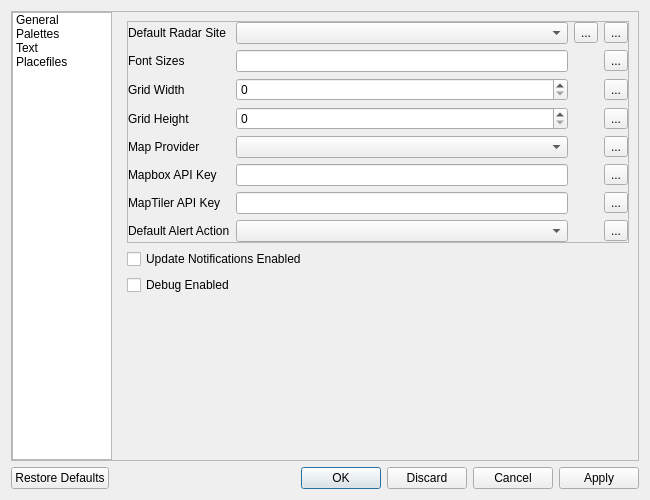
Qt form scwx-qt/source/scwx/qt/ui/settings_dialog.ui (dpaulat/supercell-wx) before a commit.
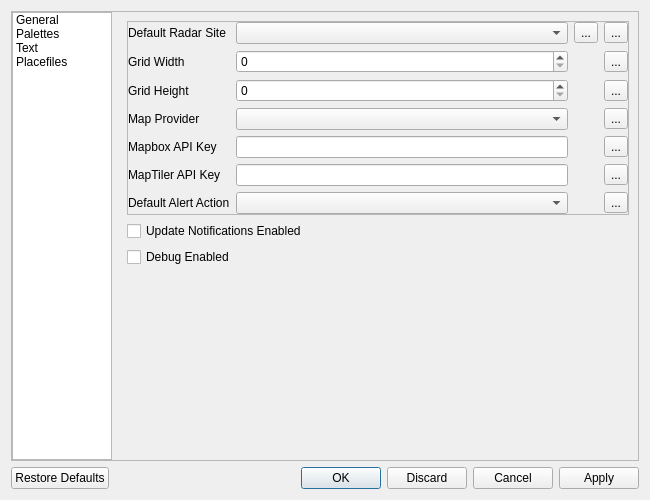
The same form after that commit. The open tabs and pages were chosen to show the change. Icons and pictures are not drawn.

Commit message: Removing some unused ImGui font code

```diff
--- a/scwx-qt/source/scwx/qt/ui/settings_dialog.ui
+++ b/scwx-qt/source/scwx/qt/ui/settings_dialog.ui
@@ -102,7 +102,7 @@
          </sizepolicy>
         </property>
         <property name="currentIndex">
-         <number>2</number>
+         <number>0</number>
         </property>
         <widget class="QWidget" name="general">
          <layout class="QVBoxLayout" name="verticalLayout_2">
@@ -127,27 +127,7 @@
              <property name="bottomMargin">
               <number>0</number>
              </property>
-             <item row="5" column="2">
-              <widget class="QComboBox" name="mapProviderComboBox"/>
-             </item>
-             <item row="1" column="0">
-              <widget class="QLabel" name="label_5">
-               <property name="text">
-                <string>Font Sizes</string>
-               </property>
-              </widget>
-             </item>
-             <item row="0" column="2">
-              <widget class="QComboBox" name="radarSiteComboBox"/>
-             </item>
-             <item row="0" column="0">
-              <widget class="QLabel" name="label">
-               <property name="text">
-                <string>Default Radar Site</string>
-               </property>
-              </widget>
-             </item>
-             <item row="5" column="4">
+             <item row="4" column="4">
               <widget class="QToolButton" name="resetMapProviderButton">
                <property name="text">
                 <string>...</string>
@@ -158,128 +138,131 @@
                </property>
               </widget>
              </item>
-             <item row="1" column="2">
-              <widget class="QLineEdit" name="fontSizesLineEdit"/>
+             <item row="1" column="0">
+              <widget class="QLabel" name="label_2">
+               <property name="text">
+                <string>Grid Width</string>
+               </property>
+              </widget>
+             </item>
+             <item row="2" column="4">
+              <widget class="QToolButton" name="resetGridHeightButton">
+               <property name="text">
+                <string>...</string>
+               </property>
+               <property name="icon">
+                <iconset resource="../../../../scwx-qt.qrc">
+                 <normaloff>:/res/icons/font-awesome-6/rotate-left-solid.svg</normaloff>:/res/icons/font-awesome-6/rotate-left-solid.svg</iconset>
+               </property>
+              </widget>
+             </item>
+             <item row="0" column="4">
+              <widget class="QToolButton" name="resetRadarSiteButton">
+               <property name="text">
+                <string>...</string>
+               </property>
+               <property name="icon">
+                <iconset resource="../../../../scwx-qt.qrc">
+                 <normaloff>:/res/icons/font-awesome-6/rotate-left-solid.svg</normaloff>:/res/icons/font-awesome-6/rotate-left-solid.svg</iconset>
+               </property>
+              </widget>
              </item>
              <item row="6" column="0">
-              <widget class="QLabel" name="label_4">
-               <property name="text">
-                <string>Mapbox API Key</string>
-               </property>
-              </widget>
-             </item>
-             <item row="7" column="0">
               <widget class="QLabel" name="label_6">
                <property name="text">
                 <string>MapTiler API Key</string>
                </property>
               </widget>
              </item>
+             <item row="5" column="4">
+              <widget class="QToolButton" name="resetMapboxApiKeyButton">
+               <property name="text">
+                <string>...</string>
+               </property>
+               <property name="icon">
+                <iconset resource="../../../../scwx-qt.qrc">
+                 <normaloff>:/res/icons/font-awesome-6/rotate-left-solid.svg</normaloff>:/res/icons/font-awesome-6/rotate-left-solid.svg</iconset>
+               </property>
+              </widget>
+             </item>
              <item row="2" column="2">
-              <widget class="QSpinBox" name="gridWidthSpinBox"/>
-             </item>
-             <item row="7" column="4">
-              <widget class="QToolButton" name="resetMapTilerApiKeyButton">
-               <property name="text">
-                <string>...</string>
-               </property>
-               <property name="icon">
-                <iconset resource="../../../../scwx-qt.qrc">
-                 <normaloff>:/res/icons/font-awesome-6/rotate-left-solid.svg</normaloff>:/res/icons/font-awesome-6/rotate-left-solid.svg</iconset>
-               </property>
-              </widget>
-             </item>
-             <item row="0" column="3">
-              <widget class="QToolButton" name="radarSiteSelectButton">
-               <property name="text">
-                <string>...</string>
-               </property>
-              </widget>
-             </item>
-             <item row="3" column="4">
-              <widget class="QToolButton" name="resetGridHeightButton">
-               <property name="text">
-                <string>...</string>
-               </property>
-               <property name="icon">
-                <iconset resource="../../../../scwx-qt.qrc">
-                 <normaloff>:/res/icons/font-awesome-6/rotate-left-solid.svg</normaloff>:/res/icons/font-awesome-6/rotate-left-solid.svg</iconset>
-               </property>
-              </widget>
-             </item>
-             <item row="7" column="2">
-              <widget class="QLineEdit" name="mapTilerApiKeyLineEdit">
-               <property name="echoMode">
-                <enum>QLineEdit::Password</enum>
-               </property>
-              </widget>
-             </item>
-             <item row="3" column="2">
               <widget class="QSpinBox" name="gridHeightSpinBox"/>
              </item>
-             <item row="0" column="4">
-              <widget class="QToolButton" name="resetRadarSiteButton">
-               <property name="text">
-                <string>...</string>
-               </property>
-               <property name="icon">
-                <iconset resource="../../../../scwx-qt.qrc">
-                 <normaloff>:/res/icons/font-awesome-6/rotate-left-solid.svg</normaloff>:/res/icons/font-awesome-6/rotate-left-solid.svg</iconset>
-               </property>
-              </widget>
+             <item row="1" column="2">
+              <widget class="QSpinBox" name="gridWidthSpinBox"/>
              </item>
-             <item row="3" column="0">
+             <item row="2" column="0">
               <widget class="QLabel" name="label_3">
                <property name="text">
                 <string>Grid Height</string>
                </property>
               </widget>
              </item>
-             <item row="1" column="4">
-              <widget class="QToolButton" name="resetFontSizesButton">
+             <item row="0" column="0">
+              <widget class="QLabel" name="label">
                <property name="text">
-                <string>...</string>
-               </property>
-               <property name="icon">
-                <iconset resource="../../../../scwx-qt.qrc">
-                 <normaloff>:/res/icons/font-awesome-6/rotate-left-solid.svg</normaloff>:/res/icons/font-awesome-6/rotate-left-solid.svg</iconset>
+                <string>Default Radar Site</string>
                </property>
               </widget>
              </item>
              <item row="6" column="2">
+              <widget class="QLineEdit" name="mapTilerApiKeyLineEdit">
+               <property name="echoMode">
+                <enum>QLineEdit::Password</enum>
+               </property>
+              </widget>
+             </item>
+             <item row="5" column="2">
               <widget class="QLineEdit" name="mapboxApiKeyLineEdit">
                <property name="echoMode">
                 <enum>QLineEdit::Password</enum>
                </property>
               </widget>
              </item>
-             <item row="6" column="4">
-              <widget class="QToolButton" name="resetMapboxApiKeyButton">
+             <item row="7" column="0">
+              <widget class="QLabel" name="defaultAlertActionLabel">
                <property name="text">
-                <string>...</string>
-               </property>
-               <property name="icon">
-                <iconset resource="../../../../scwx-qt.qrc">
-                 <normaloff>:/res/icons/font-awesome-6/rotate-left-solid.svg</normaloff>:/res/icons/font-awesome-6/rotate-left-solid.svg</iconset>
-               </property>
-              </widget>
-             </item>
-             <item row="2" column="0">
-              <widget class="QLabel" name="label_2">
-               <property name="text">
-                <string>Grid Width</string>
+                <string>Default Alert Action</string>
                </property>
               </widget>
              </item>
              <item row="5" column="0">
+              <widget class="QLabel" name="label_4">
+               <property name="text">
+                <string>Mapbox API Key</string>
+               </property>
+              </widget>
+             </item>
+             <item row="7" column="4">
+              <widget class="QToolButton" name="resetDefaultAlertActionButton">
+               <property name="text">
+                <string>...</string>
+               </property>
+               <property name="icon">
+                <iconset resource="../../../../scwx-qt.qrc">
+                 <normaloff>:/res/icons/font-awesome-6/rotate-left-solid.svg</normaloff>:/res/icons/font-awesome-6/rotate-left-solid.svg</iconset>
+               </property>
+              </widget>
+             </item>
+             <item row="4" column="2">
+              <widget class="QComboBox" name="mapProviderComboBox"/>
+             </item>
+             <item row="0" column="3">
+              <widget class="QToolButton" name="radarSiteSelectButton">
+               <property name="text">
+                <string>...</string>
+               </property>
+              </widget>
+             </item>
+             <item row="4" column="0">
               <widget class="QLabel" name="label_7">
                <property name="text">
                 <string>Map Provider</string>
                </property>
               </widget>
              </item>
-             <item row="2" column="4">
-              <widget class="QToolButton" name="resetGridWidthButton">
+             <item row="6" column="4">
+              <widget class="QToolButton" name="resetMapTilerApiKeyButton">
                <property name="text">
                 <string>...</string>
                </property>
@@ -289,18 +272,11 @@
                </property>
               </widget>
              </item>
-             <item row="8" column="0">
-              <widget class="QLabel" name="defaultAlertActionLabel">
-               <property name="text">
-                <string>Default Alert Action</string>
-               </property>
-              </widget>
-             </item>
-             <item row="8" column="2">
+             <item row="7" column="2">
               <widget class="QComboBox" name="defaultAlertActionComboBox"/>
              </item>
-             <item row="8" column="4">
-              <widget class="QToolButton" name="resetDefaultAlertActionButton">
+             <item row="1" column="4">
+              <widget class="QToolButton" name="resetGridWidthButton">
                <property name="text">
                 <string>...</string>
                </property>
@@ -310,6 +286,9 @@
                </property>
               </widget>
              </item>
+             <item row="0" column="2">
+              <widget class="QComboBox" name="radarSiteComboBox"/>
+             </item>
             </layout>
            </widget>
           </item>
```
The commit also changes 3 other files.
